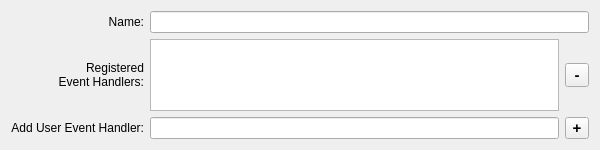
Mudlet/Mudlet, file src/ui/scripts_main_area.ui: the form before one commit.
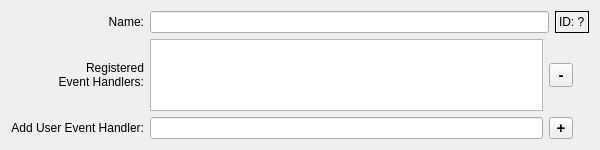
The form after the commit.

```diff
--- a/src/ui/scripts_main_area.ui
+++ b/src/ui/scripts_main_area.ui
@@ -34,6 +34,16 @@
      </property>
     </widget>
    </item>
+   <item row="0" column="3">
+    <widget class="QLabel" name="label_id">
+     <property name="frameShape">
+      <enum>QFrame::Box</enum>
+     </property>
+     <property name="text">
+      <string>ID: ?</string>
+     </property>
+    </widget>
+   </item>
    <item row="1" column="0" alignment="Qt::AlignRight">
     <widget class="QLabel" name="label_script_registered_event_handlers">
      <property name="text">
@@ -63,7 +73,7 @@
      </property>
     </widget>
    </item>
-   <item row="1" column="2">
+   <item row="1" column="2" colspan="2">
     <widget class="QToolButton" name="toolButton_script_remove_event_handler">
      <property name="minimumSize">
       <size>
@@ -108,7 +118,7 @@
    <item row="2" column="1">
     <widget class="QLineEdit" name="lineEdit_script_event_handler_entry"/>
    </item>
-   <item row="2" column="2">
+   <item row="2" column="2" colspan="2">
     <widget class="QToolButton" name="toolButton_script_add_event_handler">
      <property name="minimumSize">
       <size>
```
